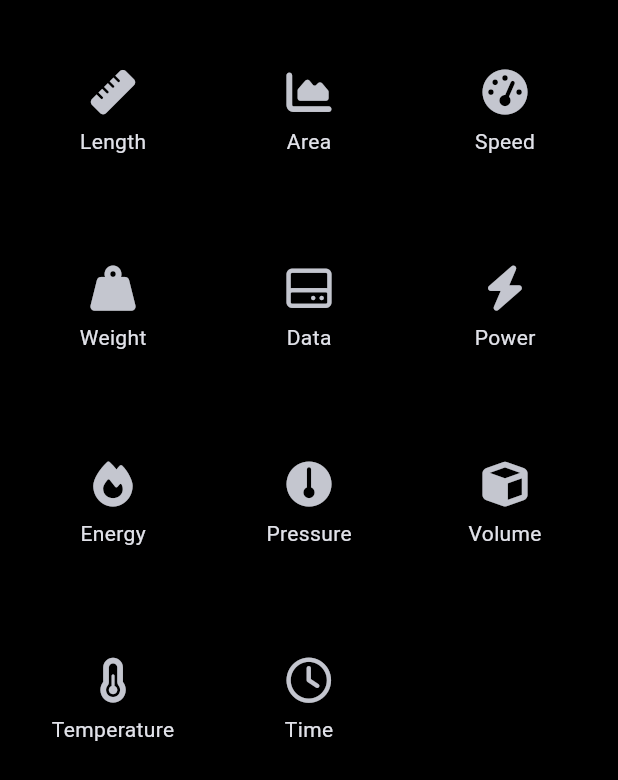
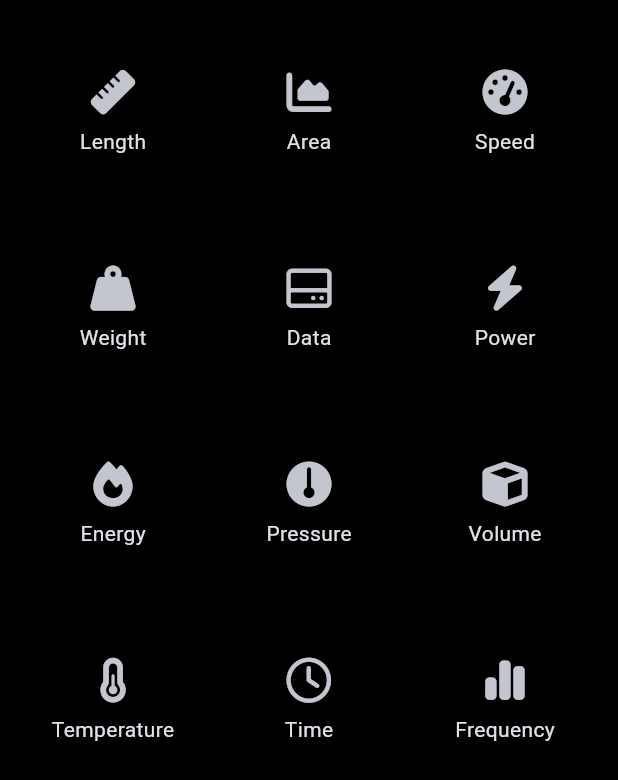
Before and after one commit to rajput-hemant/calculator, a Flutter app: the UnitConverterScreen screen opened by its route, on a phone screen of 412 x 824 dp. Shown: the top 780 px of the screen. Run offline on Flutter 3.47's test engine with Material 2 defaults, Android fonts, the light colour scheme and no system bars; our stand-ins replace flutter_dotenv, flutter_riverpod, font_awesome_flutter, math_expressions, rflutter_alert, shared_preferences; accounts and stored records are empty; network calls fail.

Commit message:
feat:add frequncy conversion

```diff
--- /dev/null
+++ b/lib/models/frequency.dart
@@ -0,0 +1,41 @@
+import 'models.dart';
+
+class Frequency implements Unit {
+  const Frequency({
+    required this.id,
+    required this.name,
+    required this.rate,
+  });
+
+  @override
+  final String id, name;
+  @override
+  final double rate;
+  @override
+  String? get flag => null;
+  @override
+  String? get symbol => null;
+
+  static const frequencyList = [
+    Frequency(
+      id: 'hz',
+      name: 'Hertz',
+      rate: 1.0,
+    ),
+    Frequency(
+      id: 'khz',
+      name: 'Kilohertz',
+      rate: 0.001,
+    ),
+    Frequency(
+      id: 'mhz',
+      name: 'Megahertz',
+      rate: 0.000001,
+    ),
+    Frequency(
+      id: 'ghz',
+      name: 'Gigahertz',
+      rate: 0.000000001,
+    ),
+  ];
+}
--- a/lib/routes/routes.dart
+++ b/lib/routes/routes.dart
@@ -5,6 +5,8 @@ class Routes {
   static const String dataConversionScreen = '/data-conversion-screen';
   static const String energyConversionScreen = '/energy-conversion-screen';
   static const String exchangeRateScreen = '/exchange-rate-screen';
+  static const String frequencyConversionScreen =
+      '/frequency-conversion-screen';
   static const String lengthConversionScreen = '/length-conversion-screen';
   static const String powerConversionScreen = '/power-conversion-screen';
   static const String pressureConversionScreen = '/pressure-conversion-screen';
--- a/lib/screens/unit_converter_screen.dart
+++ b/lib/screens/unit_converter_screen.dart
@@ -99,6 +99,12 @@ class UnitConverterScreen extends ConsumerWidget {
               onPressed: () =>
                   Navigator.pushNamed(context, Routes.timeConversionScreen),
             ),
+            UnitItem(
+              icon: FontAwesomeIcons.chartSimple,
+              label: "Frequency",
+              onPressed: () => Navigator.pushNamed(
+                  context, Routes.frequencyConversionScreen),
+            ),
           ]),
     );
   }
--- a/lib/widgets/keypad.dart
+++ b/lib/widgets/keypad.dart
@@ -25,6 +25,8 @@ class _KeypadState extends State<Keypad> {
   bool _showScientific = false;
   bool _enableInput = true;
   bool _showInverse = false;
+
+  get https => null;
 
   /// Insert the given text into the controller at the current cursor position
   /// and update the cursor position after the inserted text.
@@ -246,7 +248,7 @@ class _KeypadState extends State<Keypad> {
                       insertText("/");
                       widget.onChanged();
                     },
-                  ),https://github.com/rajput-hemant/calculator
+                  ),
                 ],
               ),
             ),
```
Also changed, not shown: lib/main.dart (+8 -5 lines), lib/screens/frequency_conversion_screen.dart (added, +138 -0 lines), 6 other files.
